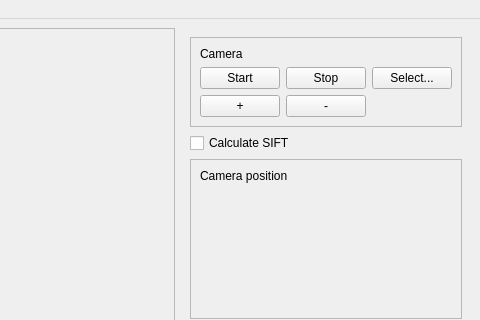
Above: subarchitectures/vision.sa/trunk/src/python/ObjectRecognizer/apps/qtui/modelBuilder.ui from marc-hanheide/cogx before the change; both pictures show x 231 to 711 and y 0 to 320 of the 711 by 637 pixel window. Below: the same form after it.
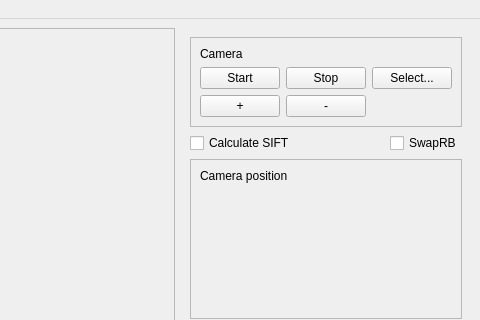
That is the form after the change.

Commit message: OR modelBuilder: convertRgbBgr added to camera-capture and GUI

What changed in the file:
```diff
--- a/subarchitectures/vision.sa/trunk/src/python/ObjectRecognizer/apps/qtui/modelBuilder.ui
+++ b/subarchitectures/vision.sa/trunk/src/python/ObjectRecognizer/apps/qtui/modelBuilder.ui
@@ -165,6 +165,13 @@
              </property>
             </spacer>
            </item>
+           <item>
+            <widget class="QCheckBox" name="ckSwapRedBlue">
+             <property name="text">
+              <string>SwapRB</string>
+             </property>
+            </widget>
+           </item>
           </layout>
          </item>
          <item>
```
The commit also changes 2 other files.
